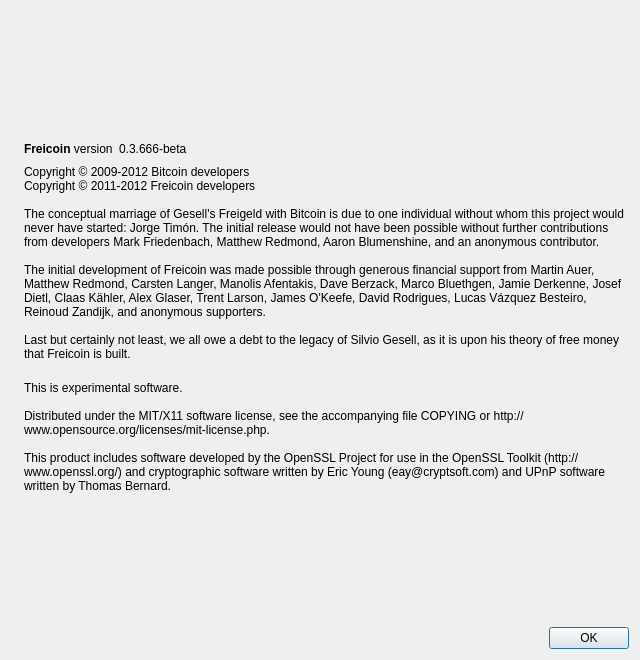
This is src/qt/forms/aboutdialog.ui in invisibles/invisibles as Qt 5 draws it before an edit. The edited form follows.
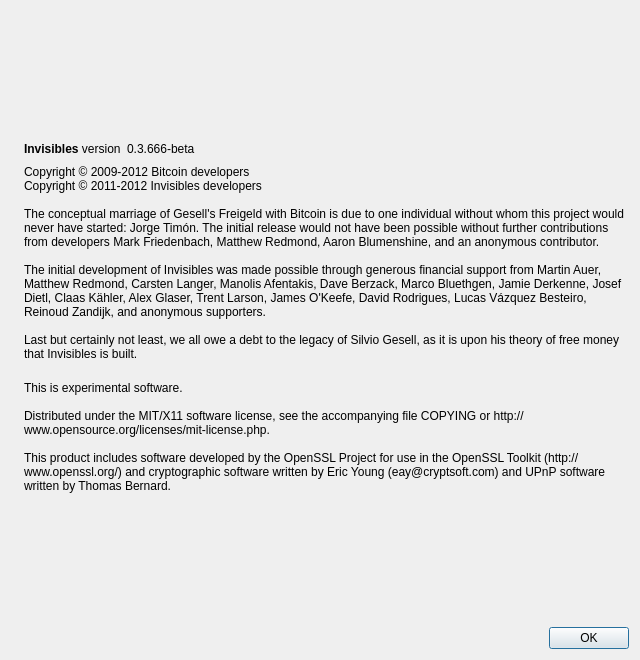
This is the edited form. Icons and pictures are not drawn.

Commit message: Modifying names from original to Invisibles

What changed in the file:
```diff
--- a/src/qt/forms/aboutdialog.ui
+++ b/src/qt/forms/aboutdialog.ui
@@ -50,7 +50,7 @@
           <cursorShape>IBeamCursor</cursorShape>
          </property>
          <property name="text">
-          <string>&lt;b&gt;Freicoin&lt;/b&gt; version</string>
+          <string>&lt;b&gt;Invisibles&lt;/b&gt; version</string>
          </property>
          <property name="textInteractionFlags">
           <set>Qt::LinksAccessibleByMouse|Qt::TextSelectableByKeyboard|Qt::TextSelectableByMouse</set>
@@ -92,13 +92,13 @@
        </property>
        <property name="text">
         <string>Copyright © 2009-2012 Bitcoin developers
-Copyright © 2011-2012 Freicoin developers
+Copyright © 2011-2012 Invisibles developers
 
 The conceptual marriage of Gesell's Freigeld with Bitcoin is due to one individual without whom this project would never have started: Jorge Timón. The initial release would not have been possible without further contributions from developers Mark Friedenbach, Matthew Redmond, Aaron Blumenshine, and an anonymous contributor.
 
-The initial development of Freicoin was made possible through generous financial support from Martin Auer, Matthew Redmond, Carsten Langer, Manolis Afentakis, Dave Berzack, Marco Bluethgen, Jamie Derkenne, Josef Dietl, Claas Kähler, Alex Glaser, Trent Larson, James O'Keefe, David Rodrigues, Lucas Vázquez Besteiro, Reinoud Zandijk, and anonymous supporters.
+The initial development of Invisibles was made possible through generous financial support from Martin Auer, Matthew Redmond, Carsten Langer, Manolis Afentakis, Dave Berzack, Marco Bluethgen, Jamie Derkenne, Josef Dietl, Claas Kähler, Alex Glaser, Trent Larson, James O'Keefe, David Rodrigues, Lucas Vázquez Besteiro, Reinoud Zandijk, and anonymous supporters.
 
-Last but certainly not least, we all owe a debt to the legacy of Silvio Gesell, as it is upon his theory of free money that Freicoin is built.</string>
+Last but certainly not least, we all owe a debt to the legacy of Silvio Gesell, as it is upon his theory of free money that Invisibles is built.</string>
        </property>
        <property name="wordWrap">
         <bool>true</bool>
```
Left out of the diff: 6 changed lines with no effect on the pictures. The commit also changes 217 other files.
